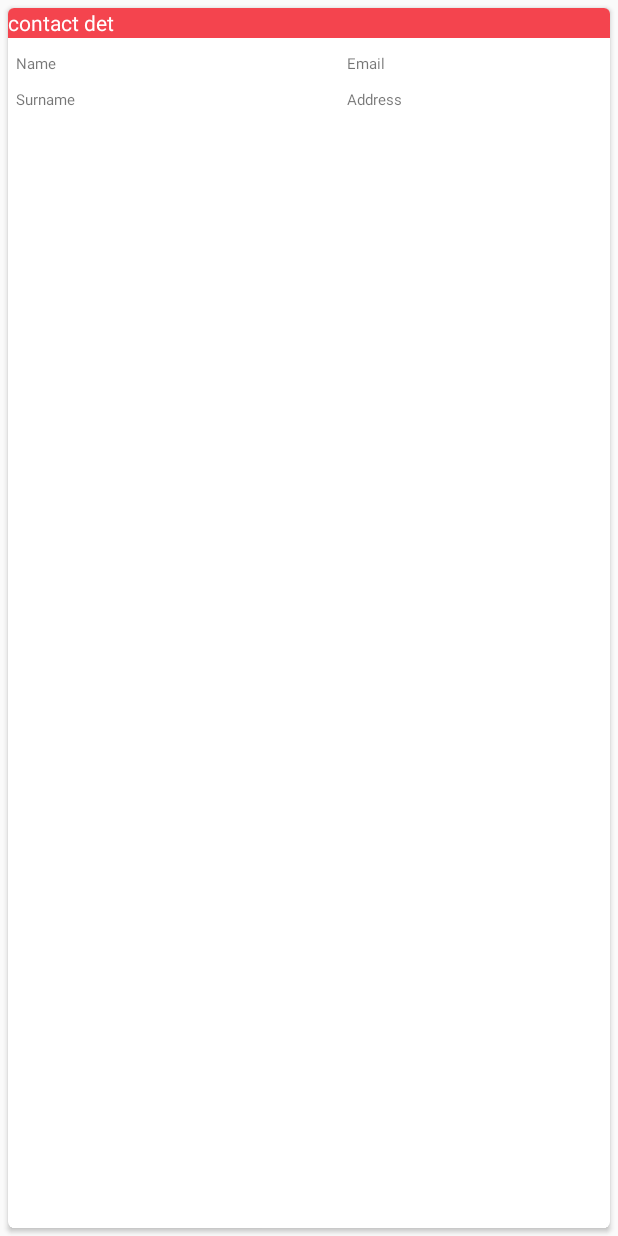
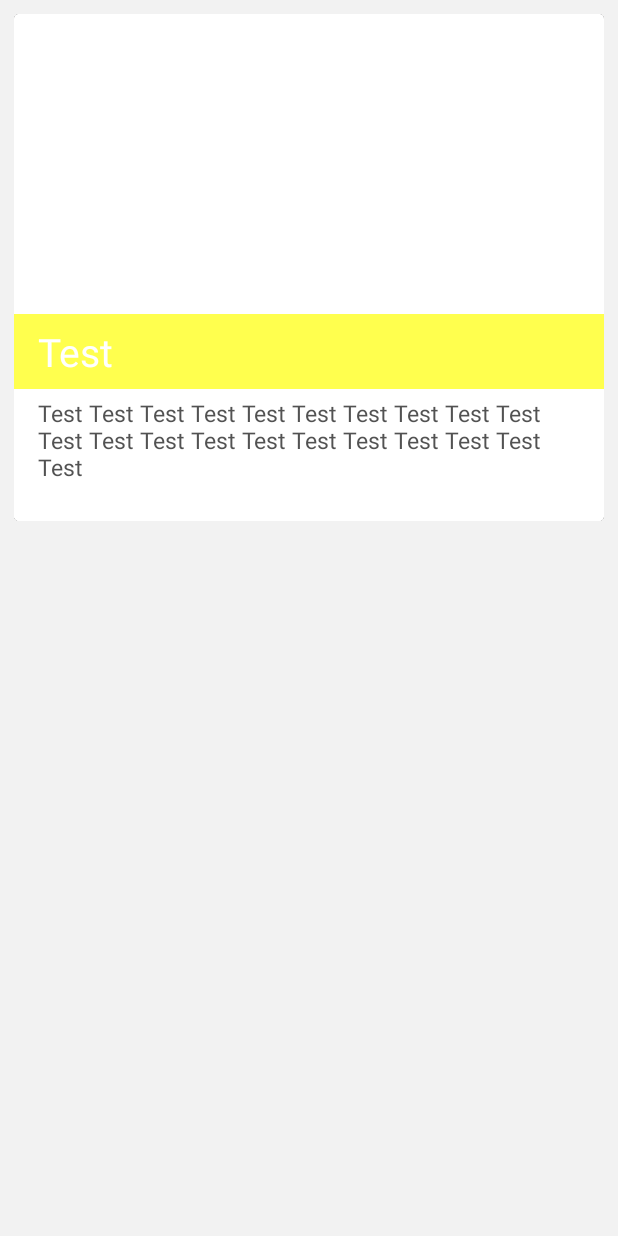
Before and after one commit to SeasonFour/Mtindo, an Android app: the layout card_layout.xml on its own in the app's theme, with its tools: preview values and no code run, on a phone screen of 412 x 824 dp. Run offline under Robolectric (Android 15) with nearby library versions, the phone set to English and light mode, and no system bars.

Commit message:
working model

```diff
--- a/app/build.gradle
+++ b/app/build.gradle
@@ -24,7 +24,7 @@ dependencies {
     testCompile 'junit:junit:4.12'
     compile 'com.android.support:appcompat-v7:23.1.1'
     compile 'com.android.support:design:23.1.1'
-    compile "com.android.support:support-v4:+"
+    compile "com.android.support:support-v4:23.1.1"
     compile 'com.squareup.picasso:picasso:2.3.2'
     compile 'com.nineoldandroids:library:2.4.0'
     compile 'com.daimajia.slider:library:1.1.5@aar'
--- a/app/src/main/res/layout/card_layout.xml
+++ b/app/src/main/res/layout/card_layout.xml
@@ -1,72 +1,68 @@
 <?xml version="1.0" encoding="utf-8"?>
-<android.support.v7.widget.CardView
+<LinearLayout xmlns:android="http://schemas.android.com/apk/res/android"
     xmlns:card_view="http://schemas.android.com/apk/res-auto"
-    xmlns:android="http://schemas.android.com/apk/res/android"
-    android:id="@+id/card_view"
     android:layout_width="match_parent"
     android:layout_height="match_parent"
-    card_view:cardCornerRadius="4dp"
-    android:layout_margin="5dp">
+    android:background="#f2f2f2"
+    android:orientation="vertical">
+
+    <android.support.v7.widget.CardView
+        android:layout_width="fill_parent"
+        android:layout_height="wrap_content"
+        card_view:cardCornerRadius="3dp"
+        android:layout_marginTop="9dp"
+        android:layout_marginLeft="9dp"
+        android:layout_marginRight="9dp"
+        card_view:cardElevation="0.03dp"
+        android:layout_marginBottom="0dp">
 
         <RelativeLayout
+            android:id="@+id/top_layout"
             android:layout_width="match_parent"
-        android:layout_height="match_parent">
+            android:layout_height="338dp">
+
+            <ImageView
+                android:id="@+id/img_thumbnail"
+                android:layout_width="480dp"
+                android:layout_height="250dp"
+                android:scaleType="fitXY"
+                android:layout_marginBottom="50dp"
+                android:contentDescription="@string/app_name"/>
 
             <TextView
                 android:id="@+id/title"
-            android:layout_width="match_parent"
-            android:layout_height="20dp"
-            android:background="@color/bkg_card"
-            android:text="contact det"
+                android:layout_width="fill_parent"
+                android:layout_height="50dp"
+                android:paddingLeft="@dimen/activity_horizontal_margin"
+                android:paddingRight="@dimen/activity_horizontal_margin"
+                android:layout_gravity="bottom"
                 android:gravity="center_vertical"
-            android:textColor="@android:color/white"
-            android:textSize="14dp"/>
+                android:background="#ff2"
+                android:alpha="0.8"
+                android:textColor="#fff"
+                android:textSize="26sp"
+                android:text="Test"
+                android:layout_alignBottom="@+id/img_thumbnail"
+                android:layout_alignParentLeft="true"
+                android:layout_alignParentStart="true" />
 
             <TextView
                 android:id="@+id/txtName"
-            android:layout_width="wrap_content"
+                android:layout_width="fill_parent"
                 android:layout_height="wrap_content"
-            android:text="Name"
-            android:gravity="center_vertical"
-            android:textSize="10dp"
-            android:layout_below="@id/title"
-            android:layout_marginTop="10dp"
-            android:layout_marginLeft="5dp"/>
-
-        <TextView
-            android:id="@+id/txtSurname"
-            android:layout_width="wrap_content"
-            android:layout_height="wrap_content"
-            android:text="Surname"
-            android:gravity="center_vertical"
-            android:textSize="10dp"
-            android:layout_below="@id/txtName"
-            android:layout_marginTop="10dp"
-            android:layout_marginLeft="5dp"
-            />
-
-        <TextView
-            android:id="@+id/txtEmail"
-            android:layout_width="wrap_content"
-            android:layout_height="wrap_content"
-            android:text="Email"
-            android:textSize="10dp"
-            android:layout_marginTop="10dp"
-            android:layout_alignParentRight="true"
-            android:layout_marginRight="150dp"
-            android:layout_alignBaseline="@id/txtName"/>
-
-        <TextView
-            android:id="@+id/txtAdd"
-            android:layout_width="wrap_content"
-            android:layout_height="wrap_content"
-            android:text="Address"
-            android:textSize="10dp"
-            android:layout_alignStart="@id/txtEmail"
-            android:layout_alignBaseline="@id/txtSurname"/>
-
+                android:paddingLeft="@dimen/activity_horizontal_margin"
+                android:paddingRight="@dimen/activity_horizontal_margin"
+                android:paddingTop="5dp"
+                android:paddingBottom="2dp"
+                android:alpha="0.8"
+                android:textColor="#ff272727"
+                android:textSize="15sp"
+                android:text="Test Test Test Test Test Test Test Test Test Test Test Test Test Test Test Test Test Test Test Test Test"
+                android:layout_below="@+id/title"
+                android:layout_alignParentLeft="true"
+                android:layout_alignParentStart="true"
+                android:layout_alignParentBottom="true" />
         </RelativeLayout>
 
-
-
     </android.support.v7.widget.CardView>
+</LinearLayout>
```
Also changed, not shown: app/src/main/java/com/example/hulk/mtindo/ContactAdapter.java (+67 -34 lines), app/src/main/java/com/example/hulk/mtindo/ContactInfo.java (+27 -6 lines), app/src/main/java/com/example/hulk/mtindo/homepageSlide.java (+26 -52 lines), app/src/main/res/layout/homepageslide.xml (+0 -9 lines). Lines whose indentation alone changed are shown as unchanged.
